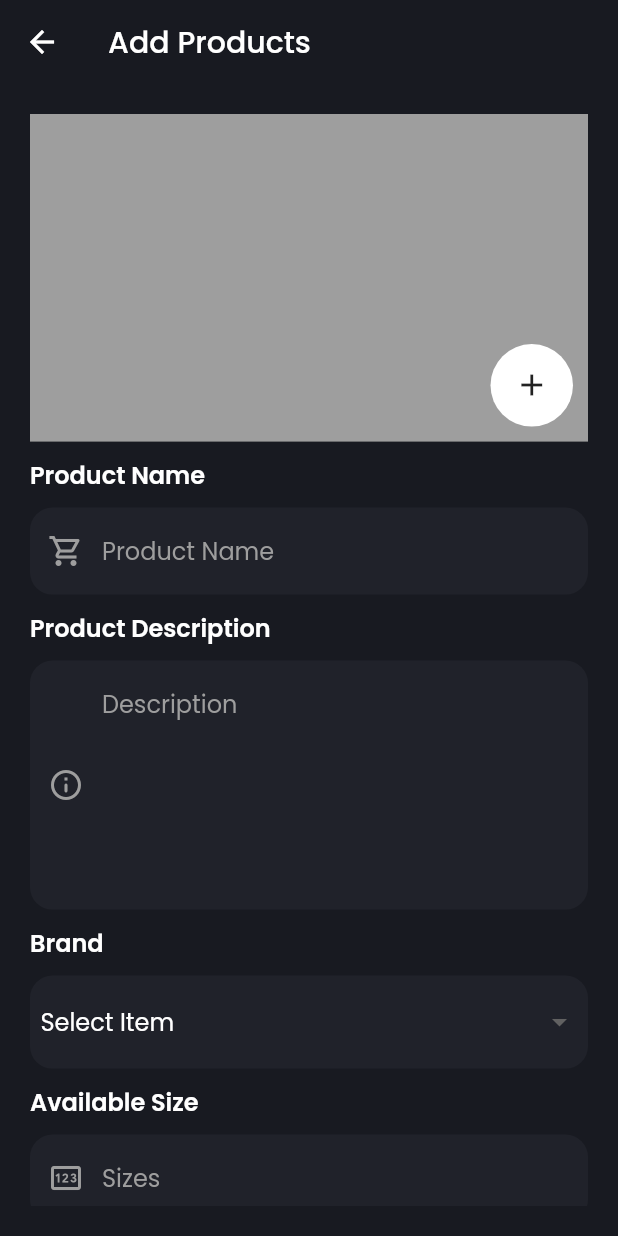
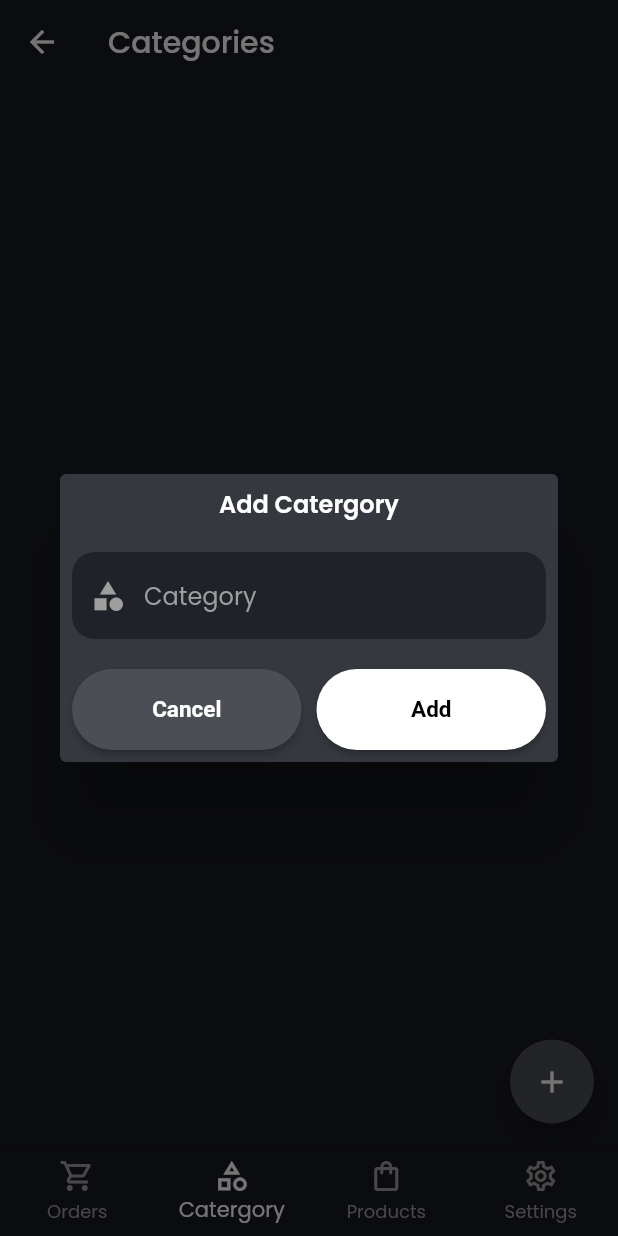
Before and after one commit to Akmal4410/Gestapo, a Flutter app: the AdminNavigationScreen screen opened directly, item 2 of the bottom bar chosen, after a tap on the "add" icon, on a phone screen of 412 x 824 dp. Run offline on Flutter 3.47's test engine with Material 2 defaults, Android fonts, the light colour scheme and no system bars; our stand-ins replace awesome_snackbar_content, bloc, cloud_firestore, email_validator, firebase_auth, firebase_core and 6 more; missing offline and left inert: another_stepper, flutter_facebook_auth; accounts and stored records are empty.

Commit message:
Firebase category added

```diff
--- a/lib/core/widgets/custom_text_field.dart
+++ b/lib/core/widgets/custom_text_field.dart
@@ -21,6 +21,7 @@ class CustomTextField extends StatelessWidget {
   @override
   Widget build(BuildContext context) {
     return TextFormField(
+      textCapitalization: TextCapitalization.words,
       controller: controller,
       autovalidateMode: AutovalidateMode.onUserInteraction,
       validator: validator,
--- /dev/null
+++ b/lib/domain/category.dart
@@ -0,0 +1,38 @@
+import 'package:cloud_firestore/cloud_firestore.dart';
+import 'package:firebase_auth/firebase_auth.dart';
+
+class Category {
+  final String category;
+  Category({required this.category});
+
+  Map<String, dynamic> toJason() => {
+        'category': category,
+      };
+
+  static Category fromJson(Map<String, dynamic> json) => Category(
+        category: json['category'],
+      );
+
+  static Stream<List<Category>> getCategories() => FirebaseFirestore.instance
+      .collection('Gestapo')
+      .doc('Admin')
+      .collection('Category')
+      .snapshots()
+      .map((snapshot) => snapshot.docs
+          .map(
+            (doc) => Category.fromJson(doc.data()),
+          )
+          .toList());
+
+  static Future<void> addCategory({required String category}) async {
+    final docCategory = FirebaseFirestore.instance
+        .collection('Gestapo')
+        .doc('Admin')
+        .collection('Category')
+        .doc(category);
+    final categories = Category(category: category);
+
+    final json = categories.toJason();
+    await docCategory.set(json);
+  }
+}
--- /dev/null
+++ b/lib/presentations/admin/admin_category_screen/admin_category_screen.dart
@@ -0,0 +1,145 @@
+import 'dart:developer';
+
+import 'package:cloud_firestore/cloud_firestore.dart';
+import 'package:flutter/material.dart';
+import 'package:flutter_spinkit/flutter_spinkit.dart';
+import 'package:gestapo/core/colors.dart';
+import 'package:gestapo/core/constants.dart';
+import 'package:gestapo/core/widgets/common_button.dart';
+import 'package:gestapo/core/widgets/common_heading.dart';
+import 'package:gestapo/core/widgets/custom_text_field.dart';
+import 'package:gestapo/domain/category.dart';
+
+class AdminCategoryScreen extends StatelessWidget {
+  const AdminCategoryScreen({
+    Key? key,
+  }) : super(key: key);
+
+  @override
+  Widget build(BuildContext context) {
+    return Scaffold(
+      appBar: AppBar(
+        elevation: 0,
+        backgroundColor: Colors.transparent,
+        title: Text('Categories'),
+        centerTitle: false,
+      ),
+      body: Padding(
+          padding: const EdgeInsets.all(20.0),
+          child: StreamBuilder<List<Category>>(
+            stream: Category.getCategories(),
+            builder: (context, snapshot) {
+              if (snapshot.hasError) {
+                return Text('Something Went Wrong ${snapshot.toString()}');
+              } else if (snapshot.hasData) {
+                final categories = snapshot.data;
+
+                return ListView(
+                  children: categories!.map(builCategory).toList(),
+                );
+              } else {
+                return const SpinKitCircle(color: kWhite);
+              }
+            },
+          )),
+      floatingActionButton: FloatingActionButton(
+        backgroundColor: kSpecialGrey,
+        onPressed: () {
+          showAddCategoryDialoge(context);
+        },
+        child: Icon(Icons.add),
+      ),
+    );
+  }
+
+  void showAddCategoryDialoge(context) {
+    final categoryController = TextEditingController();
+    final formKey = GlobalKey<FormState>();
+    showDialog(
+      context: context,
+      builder: (context) {
+        return Dialog(
+          backgroundColor: kBorderGrey,
+          child: Padding(
+            padding: const EdgeInsets.all(8.0),
+            child: Form(
+              key: formKey,
+              child: Column(
+                mainAxisSize: MainAxisSize.min,
+                children: [
+                  CommonHeading(text: 'Add Catergory'),
+                  kHeight20,
+                  CustomTextField(
+                    controller: categoryController,
+                    hintText: 'Category',
+                    icon: Icons.category,
+                    validator: (value) {
+                      if (value != null && value.length < 4) {
+                        return 'Enter a valid category';
+                      } else {
+                        return null;
+                      }
+                    },
+                  ),
+                  kHeight20,
+                  Row(
+                    children: [
+                      Expanded(
+                        child: CommonButton(
+                          buttonText: 'Cancel',
+                          onPressed: () {
+                            Navigator.pop(context);
+                          },
+                          bgColor: kSpecialGrey,
+                        ),
+                      ),
+                      kWidth10,
+                      Expanded(
+                        child: CommonButton(
+                          buttonText: 'Add',
+                          onPressed: () async {
+                            if (!formKey.currentState!.validate()) {
+                              return;
+                            }
+                            await Category.addCategory(
+                                category: categoryController.text.trim());
+                            log('Category added succeffuly');
+                            // ignore: use_build_context_synchronously
+                            ScaffoldMessenger.of(context).showSnackBar(
+                              const SnackBar(
+                                behavior: SnackBarBehavior.floating,
+                                content: Text('Category Added Succeffuly'),
+                                backgroundColor: Colors.green,
+                              ),
+                            );
+                            Navigator.pop(context);
+                          },
+                          bgColor: kWhite,
+                        ),
+                      ),
+                    ],
+                  ),
+                ],
+              ),
+            ),
+          ),
+        );
+      },
+    );
+  }
+}
+
+Widget builCategory(Category category) {
+  return Container(
+    margin: EdgeInsets.only(
+      bottom: 10,
+    ),
+    padding: EdgeInsets.all(15),
+    width: double.infinity,
+    decoration: BoxDecoration(
+      color: kLightGrey,
+      borderRadius: BorderRadius.circular(15),
+    ),
+    child: Text(category.category),
+  );
+}
--- a/lib/presentations/admin/admin_navigation_screen/admin_navigation_screen.dart
+++ b/lib/presentations/admin/admin_navigation_screen/admin_navigation_screen.dart
@@ -2,8 +2,11 @@ import 'package:flutter/material.dart';
 import 'package:flutter_bloc/flutter_bloc.dart';
 import 'package:gestapo/application/navigation_screen/navigation_screen_bloc.dart';
 import 'package:gestapo/core/colors.dart';
+import 'package:gestapo/core/constants.dart';
+import 'package:gestapo/presentations/admin/admin_category_screen/admin_category_screen.dart';
 import 'package:gestapo/presentations/admin/admin_order/admin_order_screen/admin_order_screen.dart';
 import 'package:gestapo/presentations/admin/admin_product/admin_products_screen/admin_products_screen.dart';
+import 'package:gestapo/presentations/admin/admin_settings_screen/admin_settings_screen.dart';
 
 class AdminNavigationScreen extends StatelessWidget {
   AdminNavigationScreen({super.key});
@@ -12,16 +15,20 @@ class AdminNavigationScreen extends StatelessWidget {
     BottomNavigationBarItem(
         icon: Icon(Icons.shopping_cart_outlined), label: 'Orders'),
     BottomNavigationBarItem(
+        icon: Icon(Icons.category_outlined), label: 'Catergory'),
+    BottomNavigationBarItem(
         icon: Icon(Icons.shopping_bag_outlined), label: 'Products'),
-    // BottomNavigationBarItem(icon: Icon(Icons.percent), label: 'Offers'),
-    // BottomNavigationBarItem(icon: Icon(Icons.sell_outlined), label: 'Promo'),
+    BottomNavigationBarItem(
+        icon: Icon(Icons.settings_outlined), label: 'Settings'),
+
     // BottomNavigationBarItem(icon: Icon(Icons.person), label: 'Users'),
   ];
   final List<Widget> screens = [
     AdminOrderScreen(),
+    AdminCategoryScreen(),
     AdminProductsScreen(),
-    // Container(),
-    // Container(),
+    AdminSettingsScreen(),
+
     // Container(),
   ];
 
@@ -38,7 +45,6 @@ class AdminNavigationScreen extends StatelessWidget {
             selectedItemColor: kWhite,
             unselectedItemColor: kGrey,
             type: BottomNavigationBarType.fixed,
-            selectedFontSize: 15,
             items: navBarItems,
             currentIndex: state.page,
             onTap: (value) {
--- a/pubspec.yaml
+++ b/pubspec.yaml
@@ -47,6 +47,7 @@ dependencies:
   email_validator: ^2.1.17
   awesome_snackbar_content: ^0.1.0
   flutter_facebook_auth: ^5.0.6
+  google_sign_in: ^5.4.2
 
 
 
```
Also changed, not shown: lib/domain/signIn.dart (+27 -5 lines), lib/presentations/admin/admin_settings_screen/admin_settings_screen.dart (added, +33 -0 lines), lib/presentations/login/login_screen/login_screen.dart (+9 -2 lines), pubspec.lock.
